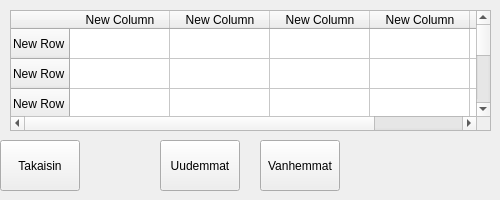
Qt form bank-automat/tilitapahtumat.ui (JohWid1/BankSimulRyhmatyo) before a commit.
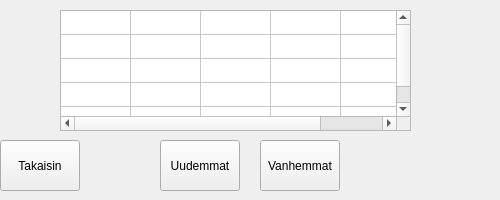
The same form after that commit.

Commit message: taulukon korkeus ja selausta rajoitettu kun ei tule uusia riviä

```diff
--- a/bank-automat/tilitapahtumat.ui
+++ b/bank-automat/tilitapahtumat.ui
@@ -65,12 +65,33 @@
     <widget class="QTableWidget" name="tableTilitapahtumat">
      <property name="geometry">
       <rect>
-       <x>10</x>
+       <x>60</x>
        <y>10</y>
-       <width>481</width>
+       <width>351</width>
        <height>121</height>
       </rect>
      </property>
+     <property name="editTriggers">
+      <set>QAbstractItemView::NoEditTriggers</set>
+     </property>
+     <attribute name="horizontalHeaderVisible">
+      <bool>false</bool>
+     </attribute>
+     <attribute name="horizontalHeaderMinimumSectionSize">
+      <number>24</number>
+     </attribute>
+     <attribute name="horizontalHeaderDefaultSectionSize">
+      <number>70</number>
+     </attribute>
+     <attribute name="verticalHeaderVisible">
+      <bool>false</bool>
+     </attribute>
+     <attribute name="verticalHeaderMinimumSectionSize">
+      <number>5</number>
+     </attribute>
+     <attribute name="verticalHeaderDefaultSectionSize">
+      <number>24</number>
+     </attribute>
      <row>
       <property name="text">
        <string>New Row</string>
```
The commit also changes 1 other file.
